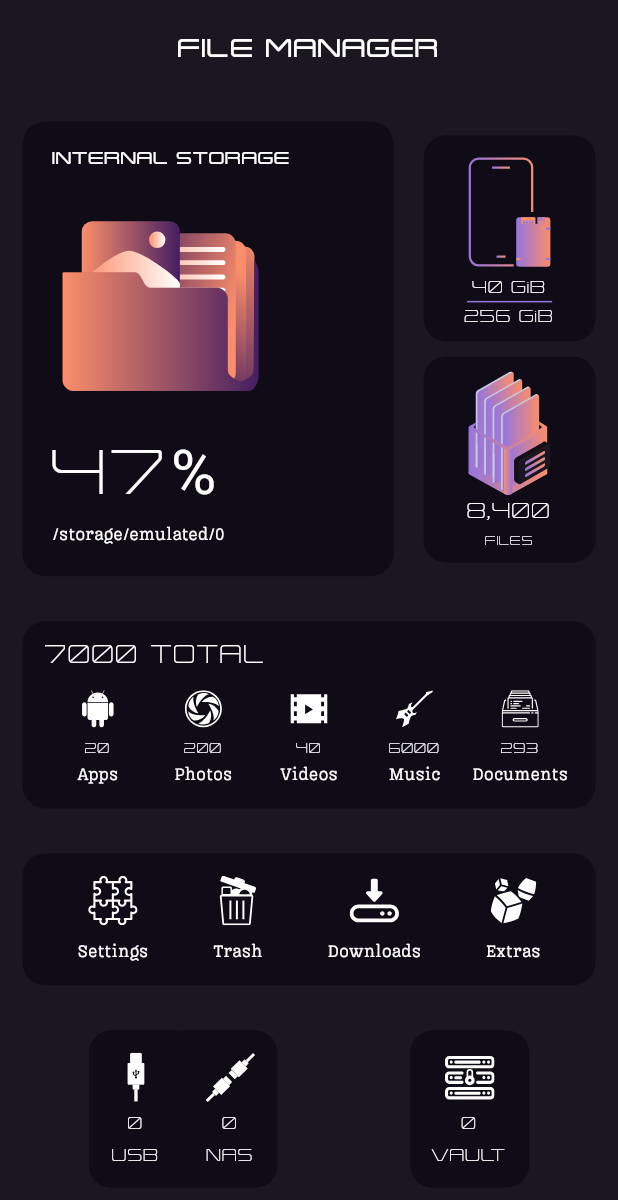
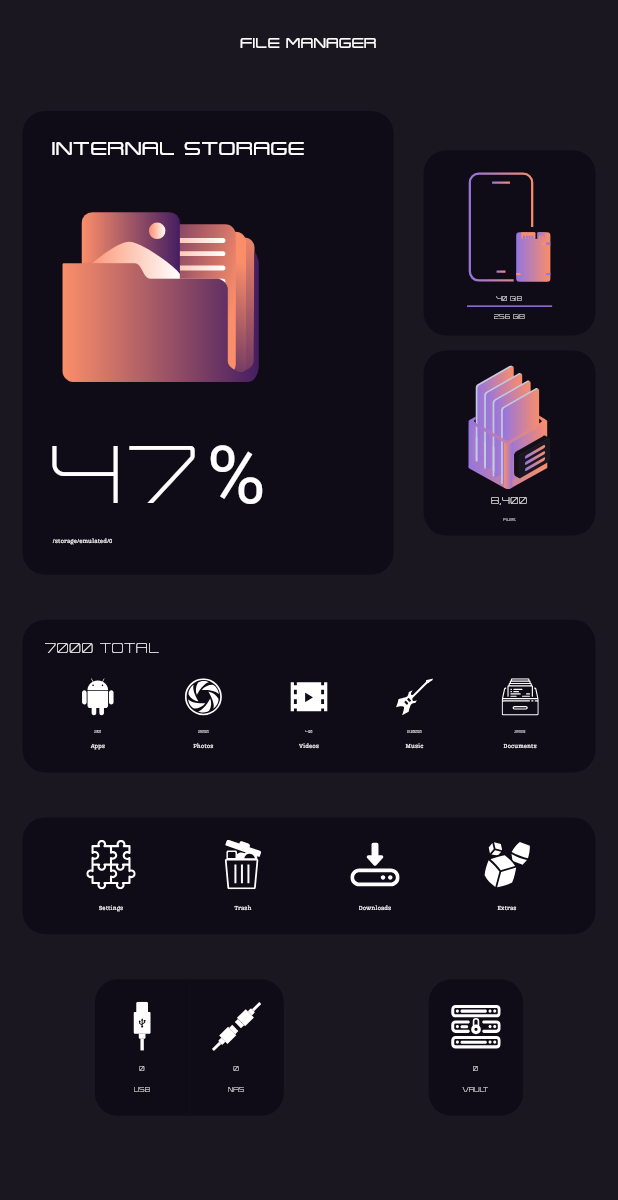
Before and after one commit to 448-engineering/VAULT448, a Flutter app: the screen it shows after launch, on a phone screen of 412 x 824 dp. Shown: the top 1200 px of the screen. Run offline on Flutter 3.47's test engine with Material 2 defaults, Android fonts, the phone set to English and light mode, and no system bars; our stand-ins replace device_preview, flutter_svg, modal_bottom_sheet, responsive_sizer; missing offline and left inert: dart:ffi, flutter_rust_bridge, storage_space.

Commit message:
Fix: Switch `sizer` package with `responsive_sizer`
Fix: Try out responsive sizer by increasing the size pf name `INTERNAL STORAGE`

```diff
--- a/lib/constants.dart
+++ b/lib/constants.dart
@@ -1,6 +1,6 @@
 import 'package:flutter/material.dart';
 import 'package:flutter_svg/svg.dart';
-import 'package:sizer/sizer.dart';
+import 'package:responsive_sizer/responsive_sizer.dart';
 import 'package:vault448/text.dart';
 
 /*
--- a/lib/main.dart
+++ b/lib/main.dart
@@ -1,6 +1,6 @@
 import 'package:flutter/material.dart';
 import 'package:vault448/root_page_screens/root_page.dart';
-import 'package:sizer/sizer.dart';
+import 'package:responsive_sizer/responsive_sizer.dart';
 import 'package:device_preview/device_preview.dart';
 
 void main() {
@@ -16,7 +16,7 @@ class MyApp extends StatelessWidget {
   // This widget is the root of your application.
   @override
   Widget build(BuildContext context) {
-    return Sizer(builder: (context, orientation, deviceType) {
+    return ResponsiveSizer(builder: (context, orientation, deviceType) {
       return MaterialApp(
         title: 'VAULT448',
         initialRoute: "/",
--- a/lib/root_page_screens/connections_section.dart
+++ b/lib/root_page_screens/connections_section.dart
@@ -1,7 +1,7 @@
 import 'package:flutter/material.dart';
 import 'package:flutter_svg/svg.dart';
 import 'package:vault448/constants.dart';
-import 'package:sizer/sizer.dart';
+import 'package:responsive_sizer/responsive_sizer.dart';
 import 'package:vault448/text.dart';
 
 double mediaIconSize = 8.w;
--- a/lib/root_page_screens/gib_and_files.dart
+++ b/lib/root_page_screens/gib_and_files.dart
@@ -1,5 +1,5 @@
 import 'package:flutter/material.dart';
-import 'package:sizer/sizer.dart';
+import 'package:responsive_sizer/responsive_sizer.dart';
 import 'package:vault448/constants.dart';
 import 'package:vault448/text.dart';
 
--- a/lib/root_page_screens/multimedia_section.dart
+++ b/lib/root_page_screens/multimedia_section.dart
@@ -1,7 +1,7 @@
 import 'package:flutter/material.dart';
 import 'package:flutter_svg/svg.dart';
 import 'package:vault448/constants.dart';
-import 'package:sizer/sizer.dart';
+import 'package:responsive_sizer/responsive_sizer.dart';
 import 'package:vault448/text.dart';
 
 double mediaIconSize = 6.w;
--- a/lib/root_page_screens/page_header.dart
+++ b/lib/root_page_screens/page_header.dart
@@ -1,6 +1,6 @@
 import 'package:flutter/material.dart';
 import 'package:modal_bottom_sheet/modal_bottom_sheet.dart';
-import 'package:sizer/sizer.dart';
+import 'package:responsive_sizer/responsive_sizer.dart';
 import 'package:vault448/constants.dart';
 import 'package:vault448/text.dart';
 import '../native_loader.dart';
--- a/lib/root_page_screens/percentage_total.dart
+++ b/lib/root_page_screens/percentage_total.dart
@@ -1,5 +1,5 @@
 import 'package:flutter/material.dart';
-import 'package:sizer/sizer.dart';
+import 'package:responsive_sizer/responsive_sizer.dart';
 import 'package:vault448/constants.dart';
 import 'package:vault448/text.dart';
 
@@ -22,7 +22,7 @@ class _InternalStorageTotalState extends State<InternalStorageTotal> {
         children: [
           ExpansivaText(
             textContent: "INTERNAL STORAGE",
-            fontSize: 8.sp,
+            fontSize: 14.sp,
             fontWeight: FontWeight.bold,
           ),
           const SizedBox(height: 20),
--- a/lib/root_page_screens/root_page.dart
+++ b/lib/root_page_screens/root_page.dart
@@ -1,5 +1,5 @@
 import 'package:flutter/material.dart';
-import 'package:sizer/sizer.dart';
+import 'package:responsive_sizer/responsive_sizer.dart';
 import 'package:vault448/constants.dart';
 import 'package:vault448/root_page_screens/utilities_section.dart';
 import '../blocks.dart';
--- a/lib/root_page_screens/utilities_section.dart
+++ b/lib/root_page_screens/utilities_section.dart
@@ -1,7 +1,7 @@
 import 'package:flutter/material.dart';
 import 'package:flutter_svg/svg.dart';
 import 'package:vault448/constants.dart';
-import 'package:sizer/sizer.dart';
+import 'package:responsive_sizer/responsive_sizer.dart';
 import 'package:vault448/text.dart';
 
 double mediaIconSize = 8.w;
--- a/pubspec.yaml
+++ b/pubspec.yaml
@@ -25,11 +25,11 @@ dependencies:
   cupertino_icons: ^1.0.2
   flutter_rust_bridge: ^1.75.3
   ffi: ^2.0.1
-  sizer: ^2.0.15
   flutter_svg: ^2.0.5
   device_preview: ^1.1.0
   storage_space: ^1.0.1+5
   modal_bottom_sheet: ^3.0.0-pre
+  responsive_sizer: ^3.1.1
 
 dev_dependencies:
   flutter_test:
```
Also changed, not shown: pubspec.lock, 1 other file.
